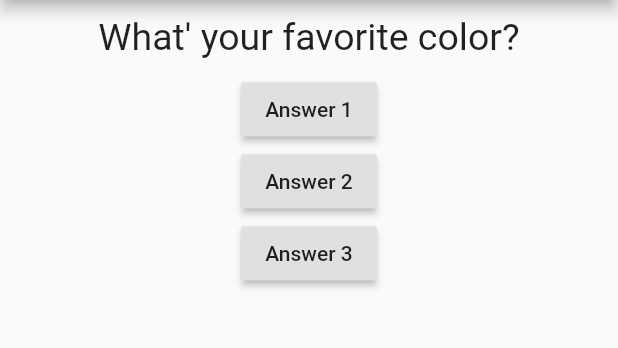
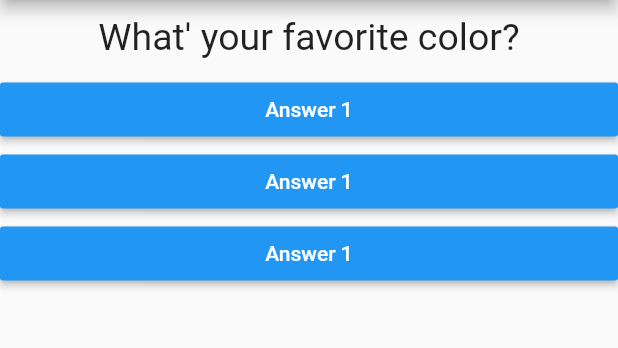
Before and after one commit to mahmoudeid14/FlutterApp, a Flutter app: the screen it shows after launch, on a phone screen of 412 x 824 dp, the part 84-432 px from its top. Run offline on Flutter 3.47's test engine with Material 2 defaults, Android fonts, the phone set to English and light mode, and no system bars.

```diff
--- /dev/null
+++ b/lib/answer.dart
@@ -0,0 +1,20 @@
+import 'package:flutter/material.dart';
+
+class Answer extends StatelessWidget {
+  final Function selectHandler;
+  Answer(this.selectHandler);
+
+  @override
+  Widget build(BuildContext context) {
+    return Container(
+      width: double.infinity,
+      child: RaisedButton(
+        color: Colors.blue,
+        textColor: Colors.white,
+        onPressed: selectHandler,
+        // onPressed: () => print('Answer 1 chosen'),
+        child: Text('Answer 1'),
+      ),
+    );
+  }
+}
--- a/lib/main.dart
+++ b/lib/main.dart
@@ -1,5 +1,6 @@
 import 'package:flutter/material.dart';
 import './question.dart';
+import './answer.dart';
 
 // void main() {
 //   runApp(MyApp());
@@ -41,22 +42,9 @@ class _MyAppState extends State<MyApp> {
             questionText: questions[_questionIndex],
           ),
 
-          RaisedButton(
-            onPressed: _answerQuestion,
-            // onPressed: () => print('Answer 1 chosen'),
-            child: Text('Answer 1'),
-          ),
-          RaisedButton(
-            onPressed: () {
-              //.........
-              print('Answer 2 chosen');
-            },
-            child: Text('Answer 2'),
-          ),
-          RaisedButton(
-            onPressed: _answerQuestion,
-            child: Text('Answer 3'),
-          ),
+          Answer(_answerQuestion),
+          Answer(_answerQuestion),
+          Answer(_answerQuestion)
         ],
       ),
     ));
```
